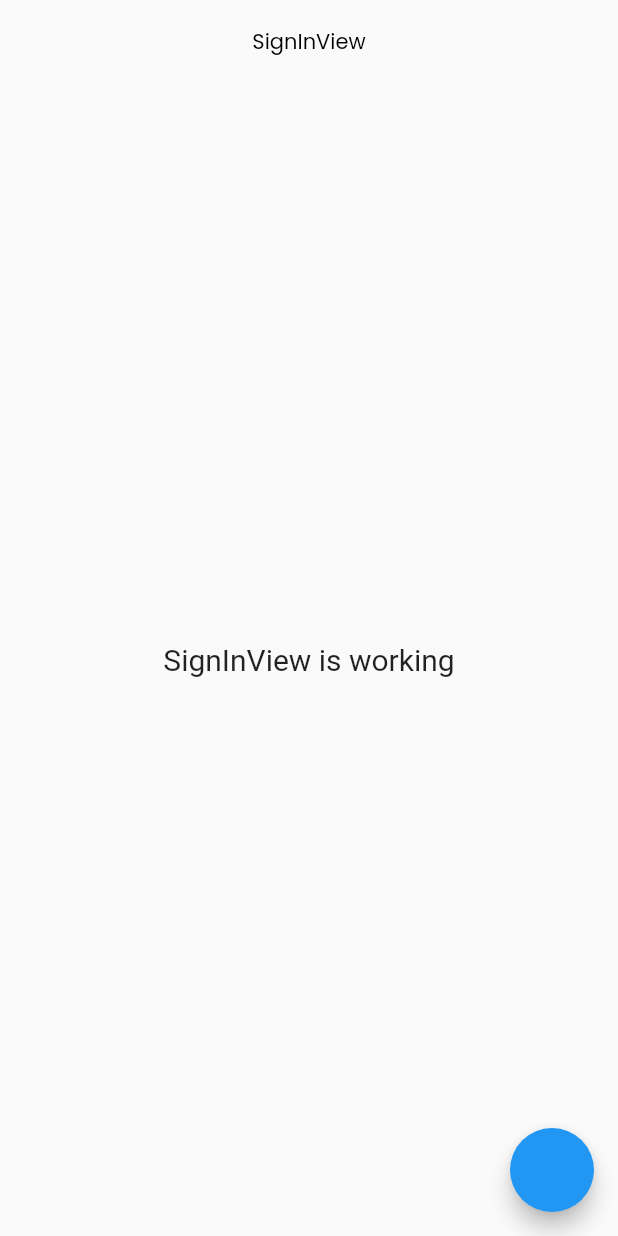
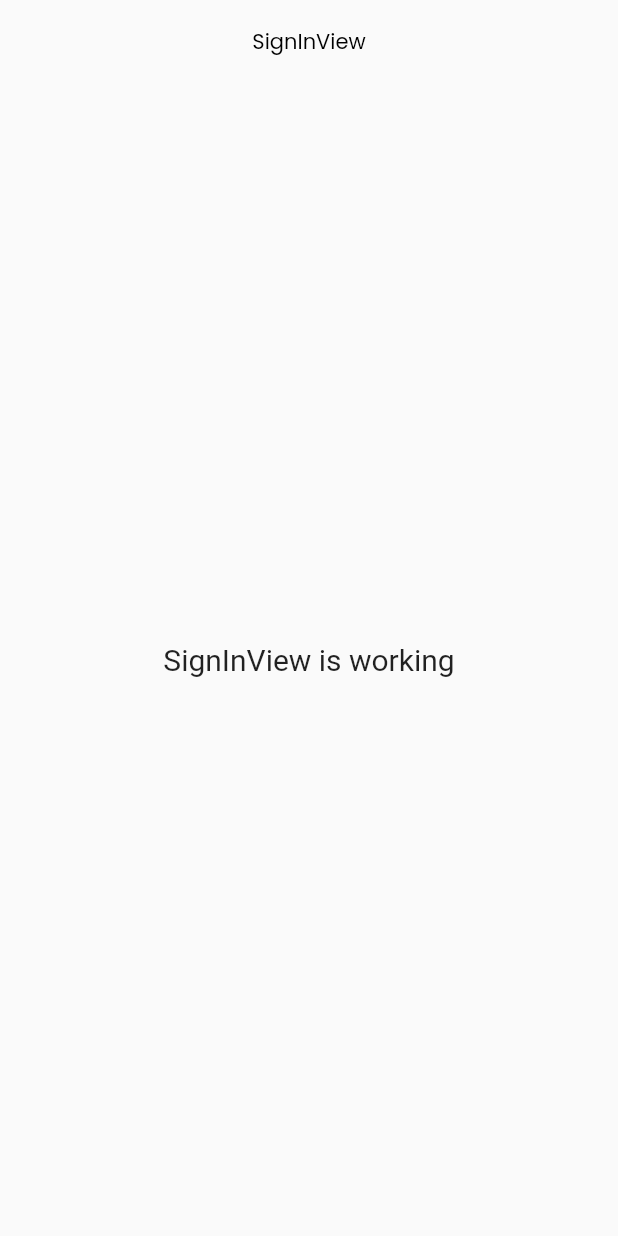
Before and after one commit to qwikle/shopping_list, a Flutter app: the screen it shows after launch, on a phone screen of 412 x 824 dp. Run offline on Flutter 3.47's test engine with Material 2 defaults, Android fonts, the phone set to English and light mode, and no system bars; our stand-ins replace equatable, formz, get, get_storage, google_fonts.

Commit message:
remove floatingActionButton

```diff
--- a/lib/app/modules/signIn/views/sign_in_view.dart
+++ b/lib/app/modules/signIn/views/sign_in_view.dart
@@ -20,7 +20,7 @@ class SignInView extends GetView<SignInController> {
           'SignInView is working',
           style: TextStyle(fontSize: 20),
         ),
-      ),floatingActionButton: FloatingActionButton(onPressed: () => Get.changeThemeMode(ThemeMode.light),),
+      ),
     );
   }
 }
```
